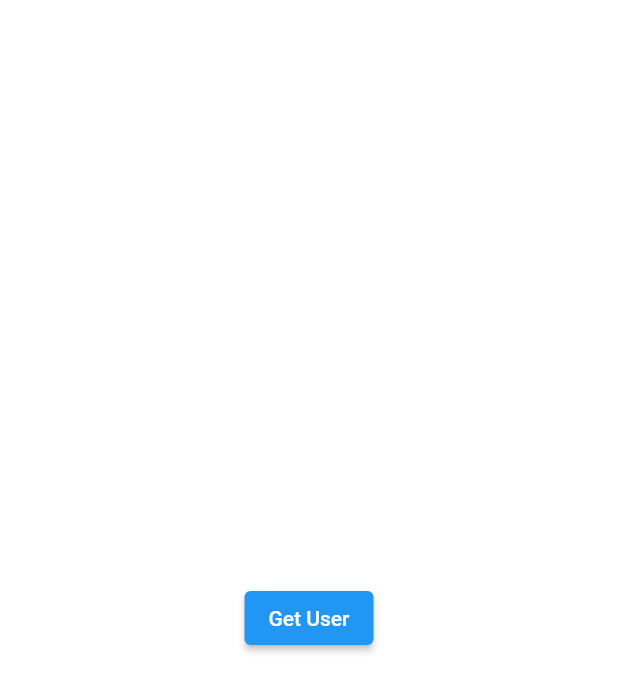
After one commit to AndroidJedi/ui_kit, a Flutter app: the screen it shows after launch, after a tap on "Launch UserScreen", on a phone screen of 412 x 824 dp. The commit adds this screen. Shown: the top 692 px of the screen. Run offline on Flutter 3.47's test engine with Material 2 defaults, Android fonts, the phone set to English and light mode, and no system bars; our stand-ins replace flutter_bloc, rxdart.

Commit message:
date delegate update

```diff
--- /dev/null
+++ b/lib/data_delegate/repository.dart
@@ -0,0 +1,100 @@
+import 'dart:math';
+import 'data_delegate.dart';
+
+class UserRepositoryImpl extends Repository<UserRequest, User> {
+  final RemoteUserDataSource remoteSource;
+  final LocalUserDataSource localSource;
+  late DataDelegate<User> _dataDelegate;
+
+  UserRepositoryImpl({required this.remoteSource, required this.localSource}) {
+    _dataDelegate = DataDelegate(
+      putToCache: (user) => localSource.putData(user),
+      getFromCache: (email) => localSource.getData(email),
+      getFromRemote: (email) => remoteSource.getData(email),
+    );
+  }
+
+  @override
+  Stream<Result<User>> get(UserRequest request, bool force) {
+    return _dataDelegate.observe(request, force);
+  }
+}
+
+abstract class Repository<R, T> {
+  Stream<Result<T>> get(R request, bool force);
+}
+
+class User {
+  final String email;
+  final String name;
+
+  User({required this.email, required this.name});
+
+  @override
+  String toString() => "User. email: $email";
+
+  @override
+  int get hashCode => email.hashCode;
+
+  @override
+  bool operator ==(other) {
+    if (other is! User) {
+      return false;
+    }
+    return email == other.email;
+  }
+}
+
+class UserRequest {
+  final String email;
+
+  UserRequest({required this.email});
+}
+
+class RemoteUserDataSource extends DataSource<UserRequest, User> {
+  final Random _random = Random();
+
+  @override
+  Future<User> getData(UserRequest request) {
+    return Future.value(remoteUsers[_random.nextInt(remoteUsers.length - 1)]);
+  }
+}
+
+class LocalUserDataSource extends DataStorage<UserRequest, User> {
+  final List<User> _cache = [];
+
+  @override
+  Future<User?> getData(UserRequest request) {
+    User? user;
+    try {
+      user = _cache.firstWhere((element) => element.email == request.email);
+    } catch (e) {
+      user = null;
+    }
+
+    return Future.value(user);
+  }
+
+  @override
+  Future putData(User data) {
+    return Future(() {
+      _cache.add(data);
+    });
+  }
+}
+
+abstract class DataSource<R, T> {
+  Future<T?> getData(R request);
+}
+
+abstract class DataStorage<R, T> implements DataSource<R, T> {
+  Future putData(T data);
+}
+
+final List<User> remoteUsers = [
+  User(email: "a1@r.com", name: "user1"),
+  User(email: "a2@r.com", name: "user2"),
+  User(email: "a3@r.com", name: "user3"),
+  User(email: "a4@r.com", name: "user4"),
+  User(email: "a5@r.com", name: "user5"),
+];
--- /dev/null
+++ b/lib/user/user_cubit.dart
@@ -0,0 +1,56 @@
+import 'dart:async';
+
+import 'package:flutter_bloc/flutter_bloc.dart';
+import 'package:ui_kit/data_delegate/repository.dart';
+
+class UserCubit extends Cubit<UserState> {
+  final Repository<UserRequest, User> repository;
+  StreamSubscription? _subscription;
+
+  UserCubit(this.repository, UserState initialState) : super(initialState);
+
+  void getUser({required UserRequest request, required bool force}) {
+    _subscription = repository.get(request, force).listen((result) {
+      if (result.isLoading()) {
+        emit(Loading());
+      } else if (result.isSuccess()) {
+        emit(UserFetched(result.data!));
+      } else {
+        emit(Error(result.error));
+      }
+    });
+  }
+
+  @override
+  Future<void> close() {
+    _subscription?.cancel();
+    return super.close();
+  }
+}
+
+abstract class UserState {}
+
+class Initial extends UserState {}
+
+class Loading extends UserState {
+  @override
+  String toString() => 'Loading';
+}
+
+class Error extends UserState {
+  final dynamic error;
+
+  Error(this.error);
+
+  @override
+  String toString() => 'Error: $error';
+}
+
+class UserFetched extends UserState {
+  final User user;
+
+  UserFetched(this.user);
+
+  @override
+  String toString() => 'UserFetched: ${user.email}';
+}
--- /dev/null
+++ b/lib/user/user_screen.dart
@@ -0,0 +1,66 @@
+import 'dart:math';
+
+import 'package:flutter/material.dart';
+import 'package:flutter_bloc/flutter_bloc.dart';
+import 'package:ui_kit/data_delegate/repository.dart';
+import 'package:ui_kit/user/user_cubit.dart';
+
+import '../main.dart';
+
+class UserScreen extends StatelessWidget {
+  static Route route(int screenCount) {
+    return MaterialPageRoute(builder: (_) => UserScreen(screenCount: screenCount));
+  }
+
+  final int screenCount;
+
+  const UserScreen({required this.screenCount, Key? key}) : super(key: key);
+
+  static final Random _random = Random();
+
+  @override
+  Widget build(BuildContext context) {
+    return BlocProvider<UserCubit>(
+      create: (context) => UserCubit(context.read<UserRepositoryImpl>(), Initial()),
+      child: Builder(builder: (context) {
+        return BlocBuilder<UserCubit, UserState>(
+            bloc: context.read<UserCubit>(),
+            builder: (context, state) {
+              if (state is Loading) {
+                return const Text('Loading..');
+              } else if (state is UserFetched) {
+                return Container(
+                  color: Colors.green,
+                  child: Column(
+                    mainAxisAlignment: MainAxisAlignment.center,
+                    children: [
+                      Material(child: Text(state.user.email)),
+                      ElevatedButton(
+                          onPressed: () async {
+                            navigator.currentState!.push(UserScreen.route(screenCount + 1));
+                          },
+                          child: const Text('Launch UserScreen')),
+                    ],
+                  ),
+                );
+              } else {
+                return Column(
+                  mainAxisAlignment: MainAxisAlignment.center,
+                  children: [
+                    ElevatedButton(
+                        onPressed: () {
+                          context
+                              .read<UserCubit>()
+                              .getUser(request: UserRequest(email: _getRandomEmail()), force: screenCount % 2 == 0);
+                        },
+                        child: const Text('Get User')),
+                  ],
+                );
+              }
+            });
+      }),
+    );
+  }
+
+  String _getRandomEmail() => remoteUsers[_random.nextInt(remoteUsers.length - 1)].email;
+}
--- a/pubspec.yaml
+++ b/pubspec.yaml
@@ -35,6 +35,8 @@ dependencies:
   # The following adds the Cupertino Icons font to your application.
   # Use with the CupertinoIcons class for iOS style icons.
   cupertino_icons: ^1.0.2
+  rxdart: ^0.27.2
+  flutter_bloc: ^7.3.3
 
 dev_dependencies:
   flutter_test:
```
Also changed, not shown: lib/data_delegate/data_delegate.dart (+30 -126 lines), lib/main.dart (+9 -76 lines), pubspec.lock.
